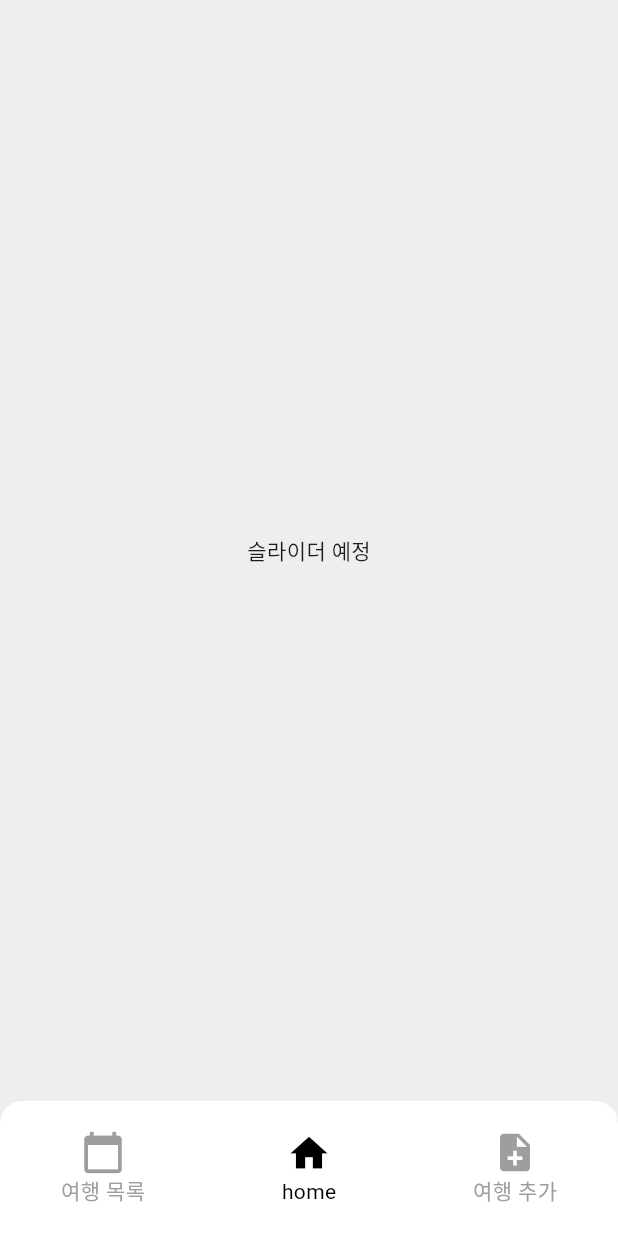
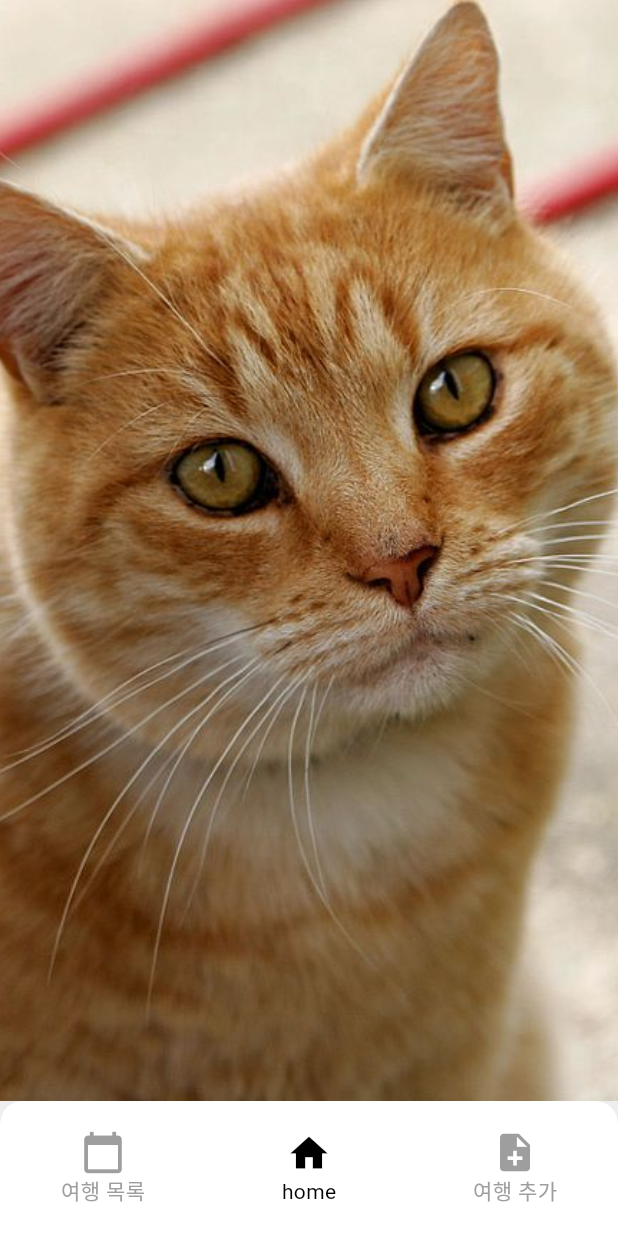
Before and after one commit to expr01/TravlePlanner, a Flutter app: the screen it shows after launch, on a phone screen of 412 x 824 dp. Run offline on Flutter 3.47's test engine with Material 3 defaults, Android fonts, the phone set to English and light mode, and no system bars.

Commit message:
슬라이더 추가

```diff
--- a/lib/main/pages/home.dart
+++ b/lib/main/pages/home.dart
@@ -1,13 +1,89 @@
-// 여행 상세 조회 페이지
+import 'dart:async';  // Timer를 사용하기 위해 추가
+import 'package:flutter/material.dart';
 
-import 'package:flutter/material.dart';
+void main() => runApp(const MyApp());
+
+class MyApp extends StatelessWidget {
+  const MyApp({super.key});
+
+  @override
+  Widget build(BuildContext context) {
+    return MaterialApp(
+      home: Home(),
+    );
+  }
+}
 
 class Home extends StatelessWidget {
   @override
   Widget build(BuildContext context) {
     return Scaffold(
-
-      body: Center(child: Text('슬라이더 예정')),
+      body: const ImageSlider(),
     );
   }
 }
+
+class ImageSlider extends StatefulWidget {
+  const ImageSlider({super.key});
+
+  @override
+  _ImageSliderState createState() => _ImageSliderState();
+}
+
+class _ImageSliderState extends State<ImageSlider> {
+  final PageController _pageController = PageController();
+  int _currentPage = 0;
+  Timer? _timer;
+
+  final List<String> images = [
+    'lib/main/assets/1.png',
+    'lib/main/assets/2.png',
+    'lib/main/assets/3.png',
+  ];
+
+  @override
+  void initState() {
+    super.initState();
+    _startAutoSlide();  // 자동 슬라이드 시작
+  }
+
+  @override
+  void dispose() {
+    _timer?.cancel();  // 타이머 취소
+    _pageController.dispose();
+    super.dispose();
+  }
+
+  void _startAutoSlide() {
+    _timer = Timer.periodic(const Duration(seconds: 3), (timer) {
+      if (_currentPage < images.length - 1) {
+        _currentPage++;
+      } else {
+        _currentPage = 0;  // 마지막 이미지 이후에는 첫 번째 이미지로 돌아감
+      }
+      _pageController.animateToPage(
+        _currentPage,
+        duration: const Duration(milliseconds: 300),
+        curve: Curves.easeInOut,
+      );
+    });
+  }
+
+  @override
+  Widget build(BuildContext context) {
+    return PageView.builder(
+      controller: _pageController,
+      itemCount: images.length,
+      itemBuilder: (context, index) {
+        return Container(
+          decoration: BoxDecoration(
+            image: DecorationImage(
+              image: AssetImage(images[index]),
+              fit: BoxFit.cover,
+            ),
+          ),
+        );
+      },
+    );
+  }
+}
```
Also changed, not shown: pubspec.yaml (+7 -2 lines), lib/main/assets/1.png (added), lib/main/assets/2.png (added), lib/main/assets/3.png (added).
